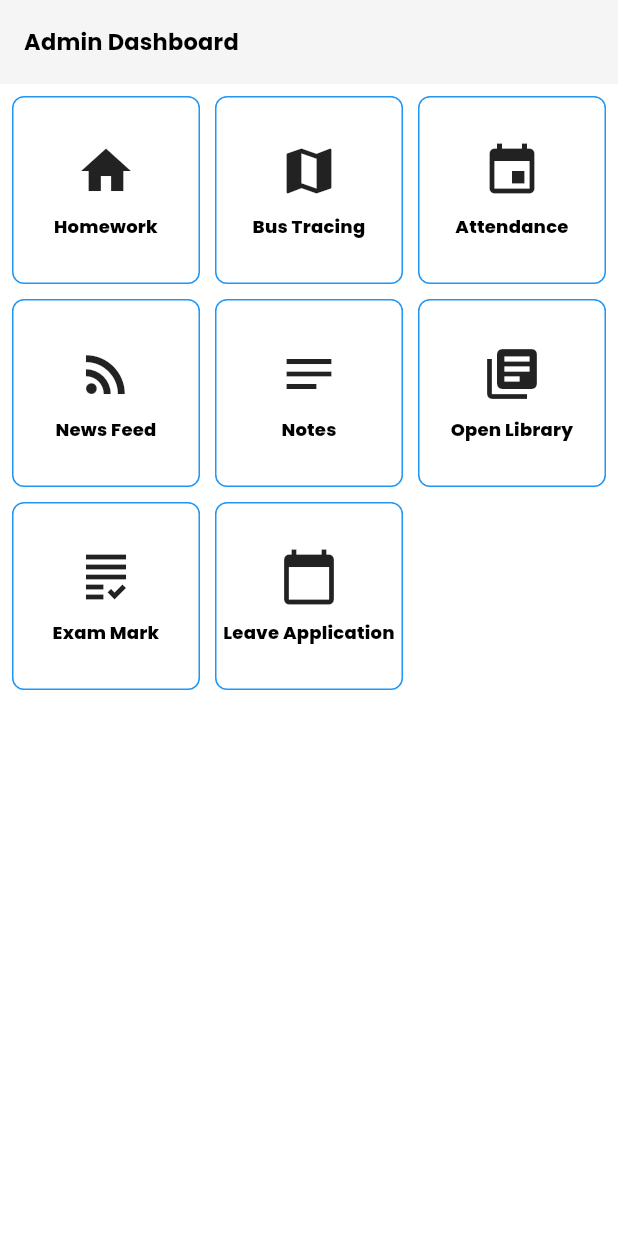
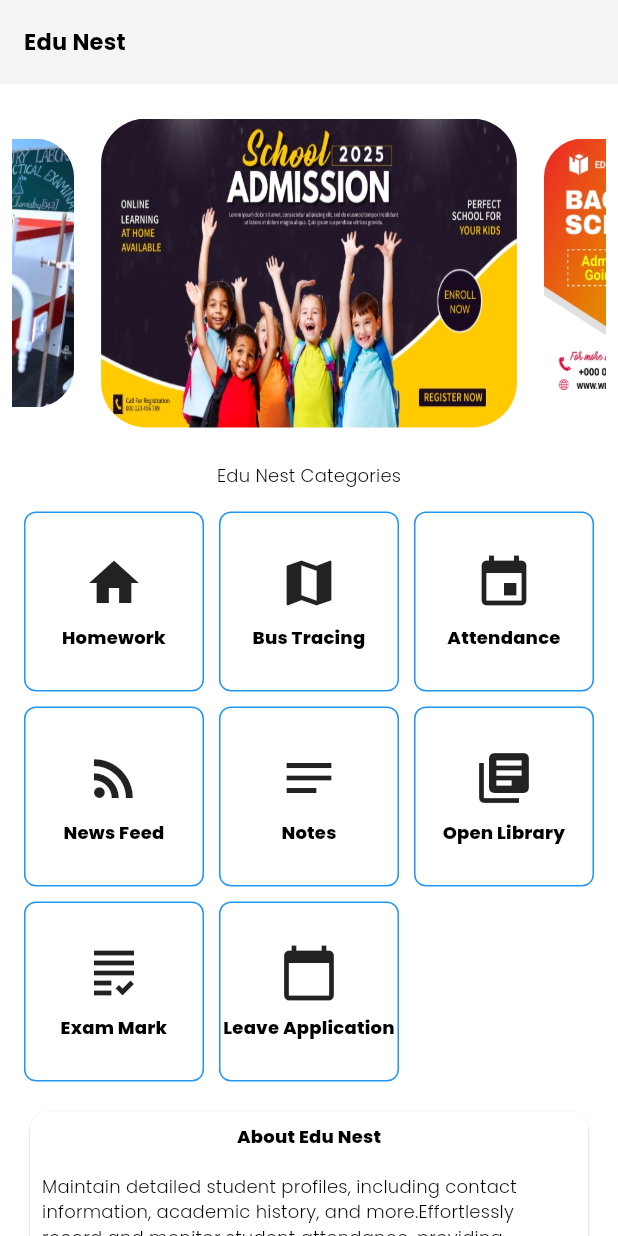
Before and after one commit to mohammedfazi/edu_tech, a Flutter app: the screen it shows after launch, on a phone screen of 412 x 824 dp. Run offline on Flutter 3.47's test engine with Material 3 defaults, Android fonts, the phone set to English and light mode, and no system bars; drawn by our look-alikes of carousel_slider; our stand-ins replace dio, get, google_fonts, sqflite; accounts and stored records are empty.

Commit message:
user commit

```diff
--- a/lib/User/UserDashboardscreen.dart
+++ b/lib/User/UserDashboardscreen.dart
@@ -0,0 +1,152 @@
+import 'package:carousel_slider/carousel_slider.dart';
+import 'package:edu_tech/User/UserExamscreen.dart';
+import 'package:edu_tech/User/UserHomeworkscreen.dart';
+import 'package:edu_tech/User/UserNotesscreen.dart';
+import 'package:flutter/material.dart';
+import 'package:get/get.dart';
+import '../Common/Commonsize.dart';
+import '../Common/Textstyle.dart';
+import '../admin/AddAttendencescreen.dart';
+import '../admin/AdminDashboard.dart';
+import '../admin/Leavescreen.dart';
+import '../admin/Newsscreen.dart';
+import '../admin/Openlibraryscreen.dart';
+import 'Bus/Bustracting.dart';
+
+
+class Userdashboardscreen extends StatefulWidget {
+  const Userdashboardscreen({super.key});
+
+  @override
+  State<Userdashboardscreen> createState() => _UserdashboardscreenState();
+}
+
+class _UserdashboardscreenState extends State<Userdashboardscreen> {
+
+  final List<GridItem> gridItems = [
+    GridItem(icon: Icons.home, name: 'Homework', screen: Userhomeworkscreen()),
+    GridItem(icon: Icons.map, name: 'Bus Tracing', screen: Bustractingscreen()),
+    GridItem(icon: Icons.event, name: 'Attendance', screen: AttendanceListPage()),
+    GridItem(icon: Icons.rss_feed, name: 'News Feed', screen: NewsScreen()),
+    GridItem(icon: Icons.notes, name: 'Notes', screen: Usernotesscreen()),
+    GridItem(icon: Icons.library_books, name: 'Open Library', screen: OpenLibraryScreen()),
+    GridItem(icon: Icons.grading, name: 'Exam Mark', screen: Userexamscreen()),
+    GridItem(icon: Icons.calendar_today, name: 'Leave Application', screen: TeacherLeaveApplicationListPage()), // Added Leave Application
+  ];
+
+  @override
+  Widget build(BuildContext context) {
+    return  Scaffold(
+      appBar: AppBar(
+        backgroundColor: Colors.grey.shade100,
+        automaticallyImplyLeading: false,
+        title: Text("Edu Nest",style: commonstylepoppins(color: Colors.black,weight: FontWeight.w700,size: 15),),
+      ),
+      body:SingleChildScrollView(
+        child: Padding(
+          padding: const EdgeInsets.all(8.0),
+          child: Column(
+            children: [
+              Padding(
+                padding: const EdgeInsets.symmetric(vertical: 15.0),
+                child: CarouselSlider(
+                    items: [
+                      ClipRRect(
+                          borderRadius: BorderRadius.circular(30),
+                          child: Image.asset("Assets/banner1.jpg", fit: BoxFit.fill)),
+                      ClipRRect(
+                          borderRadius: BorderRadius.circular(30),
+                          child: Image.asset("Assets/banner2.jpg", fit: BoxFit.fill)),
+                      ClipRRect(
+                          borderRadius: BorderRadius.circular(30),
+                          child: Image.asset("Assets/banner3.png", fit: BoxFit.fill)),
+                    ],
+                    options: CarouselOptions(
+                      height: displayheight(context) * 0.25,
+                      aspectRatio: 16 / 8,
+                      viewportFraction: 0.7,
+                      initialPage: 0,
+                      enableInfiniteScroll: true,
+                      reverse: false,
+                      autoPlay: true,
+                      autoPlayInterval: const Duration(seconds: 3),
+                      autoPlayAnimationDuration: const Duration(milliseconds: 800),
+                      autoPlayCurve: Curves.fastOutSlowIn,
+                      enlargeCenterPage: true,
+                      enlargeFactor: 0.3,
+                      scrollDirection: Axis.horizontal,
+                    )),
+              ),
+              Padding(
+                padding: const EdgeInsets.all(8.0),
+                child: Text("Edu Nest Categories",style: commonstylepoppins(),),
+              ),
+
+              Padding(
+                padding: const EdgeInsets.all(8.0),
+                child: GridView.builder(
+                  shrinkWrap: true,
+                  gridDelegate: SliverGridDelegateWithFixedCrossAxisCount(
+                    crossAxisCount: 3, // 2 columns
+                    crossAxisSpacing: 10,
+                    mainAxisSpacing: 10,
+                    childAspectRatio: 1.0, // Square items
+                  ),
+                  itemCount: gridItems.length,
+                  itemBuilder: (context, index) {
+                    return GestureDetector(
+                      onTap: () {
+                        Get.to(gridItems[index].screen);
+                      },
+                      child: Container(
+                        decoration: BoxDecoration(
+                          border: Border.all(color: Colors.blue), // Border color
+                          borderRadius: BorderRadius.circular(8),
+                        ),
+                        child: Column(
+                          mainAxisAlignment: MainAxisAlignment.center,
+                          crossAxisAlignment: CrossAxisAlignment.center,
+                          children: [
+                            Icon(gridItems[index].icon, size: 40),
+                            SizedBox(height: 8),
+                            Text(gridItems[index].name,style: commonstylepoppins(weight: FontWeight.w800),textAlign: TextAlign.center,),
+                          ],
+                        ),
+                      ),
+                    );
+                  },
+                ),
+              ),
+              Padding(
+                padding: const EdgeInsets.all(8.0),
+                child: Card(
+                  color: Colors.white,
+                  child: Column(
+                    children: [
+                      Padding(
+                        padding: const EdgeInsets.all(8.0),
+                        child: Text("About Edu Nest",style: commonstylepoppins(weight: FontWeight.w800),),
+                      ),
+                      Padding(
+                        padding: const EdgeInsets.all(8.0),
+                        child: Text("Maintain detailed student profiles, including contact information, academic history, and more.Effortlessly record and monitor student attendance, providing valuable insights into student engagement.",style: commonstylepoppins(),),
+                      ),
+                      Padding(
+                        padding: const EdgeInsets.all(8.0),
+                        child: Text("Streamline leave application processes, allowing students to submit requests and educators to approve or reject them seamlessly.Access a vast digital library with search and download capabilities, enriching the learning experience.",style: commonstylepoppins(),),
+                      ),
+                      Padding(
+                        padding: const EdgeInsets.all(8.0),
+                        child: Text("Facilitate effective communication between educators, students, and parents through integrated messaging and notification systems.",style: commonstylepoppins(),),
+                      )
+                    ],
+                  ),
+                ),
+              )
+            ],
+          ),
+        ),
+      ),
+    );
+  }
+}
--- a/lib/admin/AdminDashboard.dart
+++ b/lib/admin/AdminDashboard.dart
@@ -51,7 +51,6 @@ class _AdmindashboardscreenState extends State<Admindashboardscreen> {
         child: Padding(
           padding: const EdgeInsets.all(8.0),
           child: Column(
-
             children: [
               GridView.builder(
                 shrinkWrap: true,
--- a/lib/main.dart
+++ b/lib/main.dart
@@ -1,3 +1,4 @@
+import 'package:edu_tech/User/UserDashboardscreen.dart';
 import 'package:edu_tech/admin/AdminDashboard.dart';
 import 'package:flutter/material.dart';
 import 'package:get/get_navigation/src/root/get_material_app.dart';
@@ -19,7 +20,7 @@ class MyApp extends StatelessWidget {
         scaffoldBackgroundColor: Colors.white
       ),
       debugShowCheckedModeBanner: false,
-      home: Admindashboardscreen(),
+      home: Userdashboardscreen(),
     );
   }
 }
```
Also changed, not shown: lib/User/UserExamscreen.dart (added, +175 -0 lines), lib/User/UserHomeworkscreen.dart (added, +79 -0 lines), lib/User/UserNotesscreen.dart (added, +75 -0 lines).
